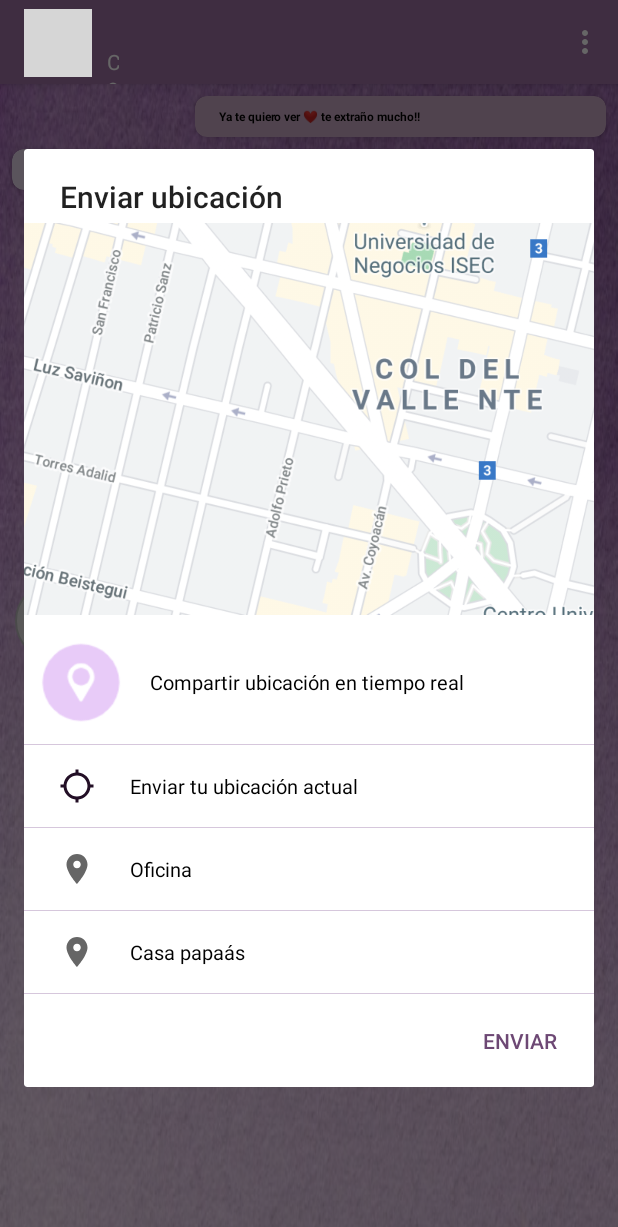
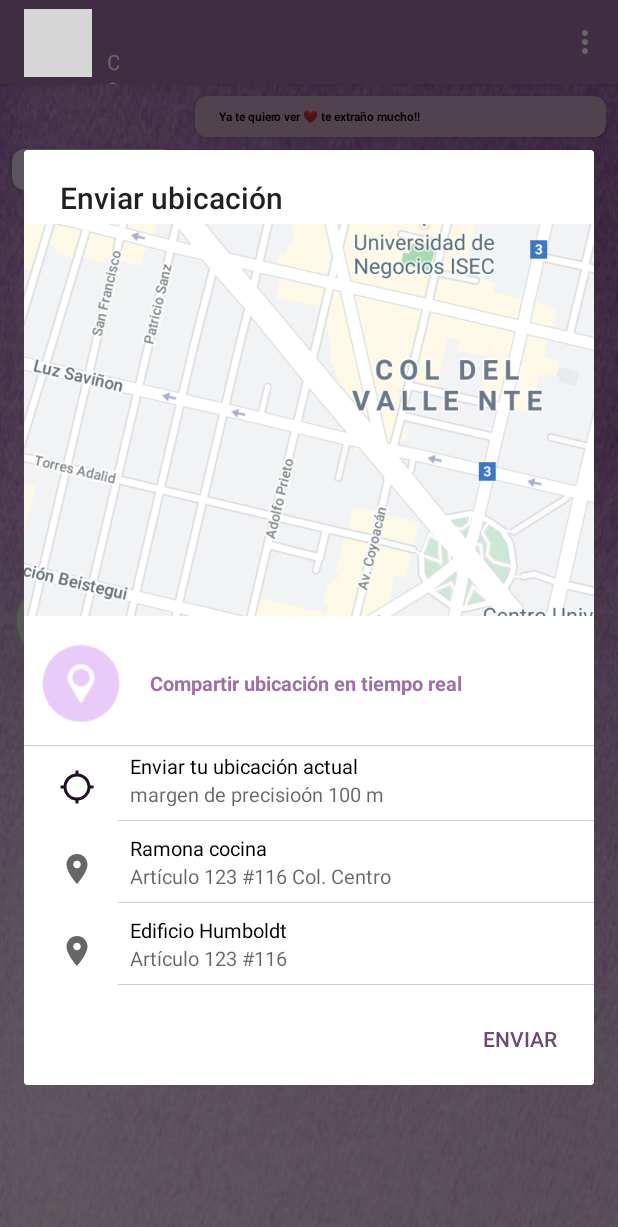
Before and after one commit to anjeprol/MyChatUtils, an Android app: the ConversationActivity screen opened directly, with no data from a screen before it, after a tap on an icon or button, on a phone screen of 412 x 824 dp. Shown: the top 1227 px of the screen. Run offline under Robolectric (Android 15) with nearby library versions, the phone set to English and light mode, and no system bars; 1 statement that could not run was skipped; grey boxes are pictures that could not be loaded.

Commit message:
added styles and more time to respond

```diff
--- a/app/src/main/java/com/addv/mychatutils/ConversationActivity.java
+++ b/app/src/main/java/com/addv/mychatutils/ConversationActivity.java
@@ -174,7 +174,7 @@ public class ConversationActivity extends AppCompatActivity implements View.OnCl
                 msgLy = R.id.msg_received01;
                 msTv = R.id.tv_received_text01;
                 msg = getResources().getString(R.string.msg_miguel1);
-                time = 4;
+                time = 7;
                 break;
         }
 
--- a/app/src/main/res/layout/map_pop_up.xml
+++ b/app/src/main/res/layout/map_pop_up.xml
@@ -27,15 +27,17 @@
             android:layout_gravity="end|center"
             android:layout_marginLeft="@dimen/margin_sides"
             android:text="@string/compartir_ubicaci_n_en_tiempo_real"
-            android:textColor="#000000"
-            android:textSize="13dp"/>
+            android:textColor="@color/colorPrimary"
+            android:textStyle="bold"
+            android:textSize="13dp" />
 
     </LinearLayout>
+
     <LinearLayout
         android:layout_width="match_parent"
         android:layout_height="1px"
-        android:background="@color/divider"
-        />
+        android:background="@color/divider" />
+
     <LinearLayout
         android:id="@+id/ll_1"
         android:layout_width="match_parent"
@@ -46,9 +48,15 @@
         <ImageView
             android:layout_width="wrap_content"
             android:layout_height="wrap_content"
+            android:layout_marginLeft="@dimen/margin_sides"
             android:padding="15dp"
-            android:layout_marginLeft="@dimen/margin_sides"
             android:src="@drawable/ic_location_searching" />
+
+        <LinearLayout
+            android:layout_width="match_parent"
+            android:layout_height="wrap_content"
+            android:layout_gravity="end|center"
+            android:orientation="vertical">
 
             <TextView
                 android:layout_width="match_parent"
@@ -59,12 +67,26 @@
                 android:textColor="#000000"
                 android:textSize="13dp" />
 
-    </LinearLayout>
+            <TextView
+                android:layout_width="match_parent"
+                android:layout_height="wrap_content"
+                android:layout_gravity="end|center"
+                android:layout_marginLeft="@dimen/margin_sides"
+                android:hint="@string/det_dir1"
+                android:textColor="#000000"
+                android:textSize="13dp" />
+
             <LinearLayout
                 android:layout_width="match_parent"
                 android:layout_height="1px"
-        android:background="@color/divider"
-        />
+                android:layout_marginTop="@dimen/margin_sides"
+                android:background="@color/divider" />
+        </LinearLayout>
+
+
+    </LinearLayout>
+
+
     <LinearLayout
         android:id="@+id/ll_2"
         android:layout_width="match_parent"
@@ -75,9 +97,15 @@
         <ImageView
             android:layout_width="wrap_content"
             android:layout_height="wrap_content"
+            android:layout_marginLeft="@dimen/margin_sides"
             android:padding="15dp"
-            android:layout_marginLeft="@dimen/margin_sides"
             android:src="@drawable/ic_baseline_location_on_24" />
+
+        <LinearLayout
+            android:layout_width="match_parent"
+            android:layout_height="wrap_content"
+            android:layout_gravity="end|center"
+            android:orientation="vertical">
 
             <TextView
                 android:layout_width="match_parent"
@@ -88,12 +116,24 @@
                 android:textColor="#000000"
                 android:textSize="13dp" />
 
-    </LinearLayout>
+            <TextView
+                android:layout_width="match_parent"
+                android:layout_height="wrap_content"
+                android:layout_gravity="end|center"
+                android:layout_marginLeft="@dimen/margin_sides"
+                android:hint="@string/det_dir2"
+                android:textColor="#000000"
+                android:textSize="13dp" />
+
             <LinearLayout
                 android:layout_width="match_parent"
                 android:layout_height="1px"
-        android:background="@color/divider"
-        />
+                android:layout_marginTop="@dimen/margin_sides"
+                android:background="@color/divider" />
+        </LinearLayout>
+
+    </LinearLayout>
+
     <LinearLayout
         android:id="@+id/ll_3"
         android:layout_width="match_parent"
@@ -104,9 +144,15 @@
         <ImageView
             android:layout_width="wrap_content"
             android:layout_height="wrap_content"
+            android:layout_marginLeft="@dimen/margin_sides"
             android:padding="15dp"
-            android:layout_marginLeft="@dimen/margin_sides"
             android:src="@drawable/ic_baseline_location_on_24" />
+
+        <LinearLayout
+            android:layout_width="match_parent"
+            android:layout_height="wrap_content"
+            android:layout_gravity="end|center"
+            android:orientation="vertical">
 
             <TextView
                 android:layout_width="match_parent"
@@ -117,10 +163,22 @@
                 android:textColor="#000000"
                 android:textSize="13dp" />
 
-    </LinearLayout>
+            <TextView
+                android:layout_width="match_parent"
+                android:layout_height="wrap_content"
+                android:layout_gravity="end|center"
+                android:layout_marginLeft="@dimen/margin_sides"
+                android:hint="@string/det_dir3"
+                android:textColor="#000000"
+                android:textSize="13dp" />
+
             <LinearLayout
                 android:layout_width="match_parent"
                 android:layout_height="1px"
-        android:background="@color/divider"
-        />
+                android:layout_marginTop="@dimen/margin_sides"
+                android:background="@color/divider" />
         </LinearLayout>
+
+    </LinearLayout>
+
+</LinearLayout>
--- a/app/src/main/res/values/strings.xml
+++ b/app/src/main/res/values/strings.xml
@@ -13,6 +13,9 @@
     <string name="hello_blank_fragment">Hello blank fragment</string>
     <string name="compartir_ubicaci_n_en_tiempo_real">Compartir ubicación en tiempo real</string>
     <string name="dir1">Enviar tu ubicación actual</string>
-    <string name="dir2">Oficina</string>
-    <string name="dir3">Casa papaás</string>
+    <string name="det_dir1">margen de precisioón 100 m</string>
+    <string name="dir2">Ramona cocina</string>
+    <string name="det_dir2">Artículo 123 #116 Col. Centro</string>
+    <string name="dir3">Edificio Humboldt</string>
+    <string name="det_dir3">Artículo 123 #116</string>
 </resources>
```
Lines whose indentation alone changed are shown as unchanged.
